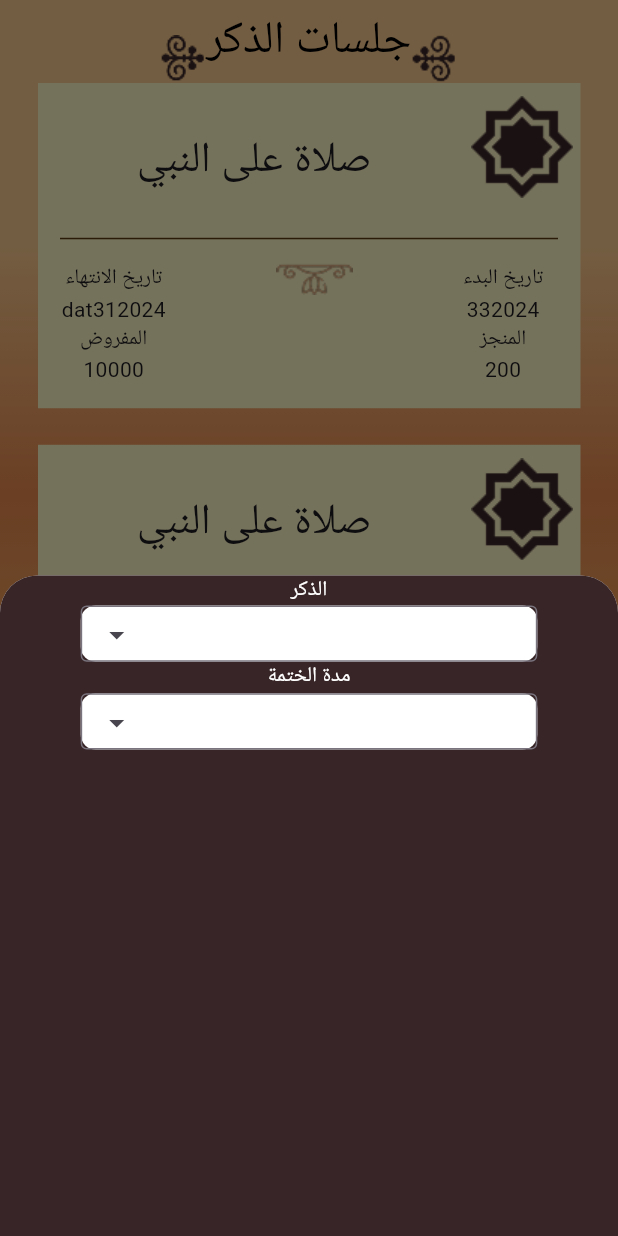
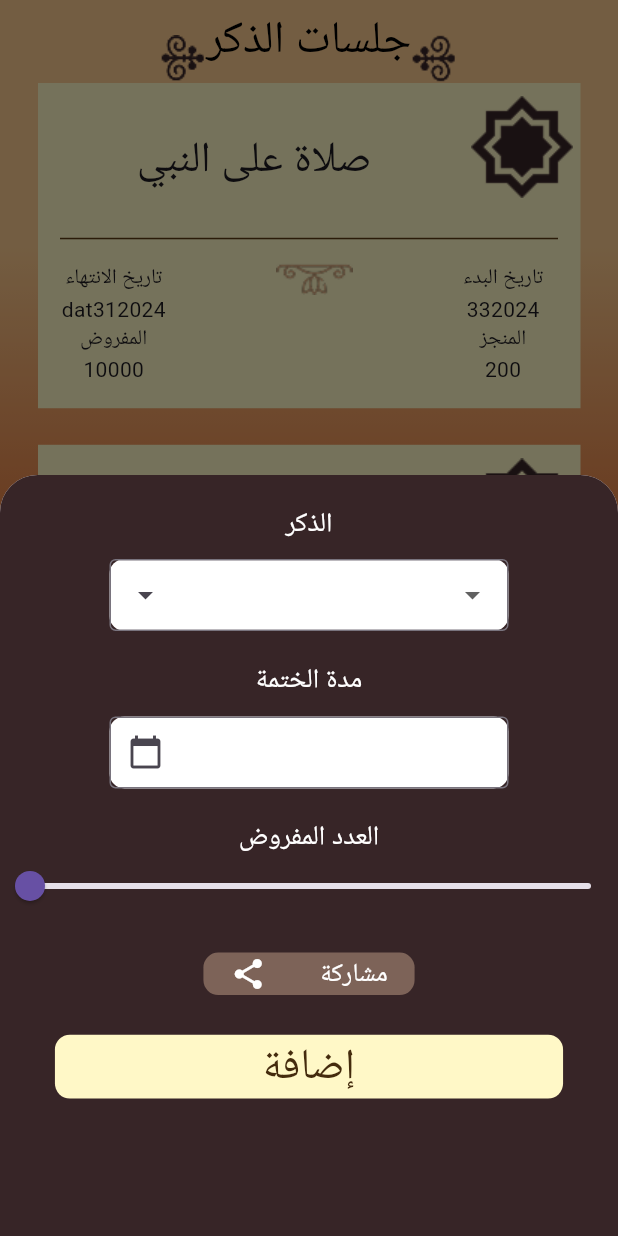
Before and after one commit to hibamhdsesan/serag_app, a Flutter app: the ThekrPAge screen opened directly, after a tap on the "add" icon, on a phone screen of 412 x 824 dp. Run offline on Flutter 3.47's test engine with Material 3 defaults, Android fonts, the phone set to English and light mode, and no system bars; our stand-ins replace device_preview, flutter_screenutil, syncfusion_flutter_datepicker.

Commit message:
added page

```diff
--- a/lib/main.dart
+++ b/lib/main.dart
@@ -1,6 +1,7 @@
 import 'package:device_preview/device_preview.dart';
 import 'package:flutter/material.dart';
 import 'package:flutter_screenutil/flutter_screenutil.dart';
+import 'package:serag_app/presentation/pages/added.dart';
 import 'package:serag_app/presentation/pages/home.dart';
 import 'package:serag_app/presentation/pages/splash.dart';
 import 'package:serag_app/presentation/pages/thekr.dart';
@@ -9,7 +10,7 @@ void main() {
   runApp
   (
     DevicePreview(
-      enabled:true,
+      enabled:false,
       builder: (context)=> const MyApp(),
     )
   );
@@ -30,7 +31,7 @@ class _MyAppState extends State<MyApp> {
       splitScreenMode: true,
       builder: (_, child) {
         return MaterialApp(
-          home: ThekrPAge(),
+          home: AddedPAge(),
         );
       },
     );
--- a/lib/presentation/pages/thekr.dart
+++ b/lib/presentation/pages/thekr.dart
@@ -3,6 +3,9 @@ import 'package:flutter/widgets.dart';
 import 'package:flutter_screenutil/flutter_screenutil.dart';
 import 'package:serag_app/core/constants/app_colors.dart';
 import 'package:serag_app/core/constants/app_texts.dart';
+import 'package:syncfusion_flutter_datepicker/datepicker.dart';
+import 'package:flutter/material.dart' show MaterialStateProperty;
+
 
 class ThekrPAge extends StatefulWidget {
   const ThekrPAge({super.key});
@@ -13,6 +16,29 @@ class ThekrPAge extends StatefulWidget {
 
 class _ThekrPAgeState extends State<ThekrPAge> {
   String selectedThekrValue = "";
+ DateTime? startDate;
+ DateTime? endDate;
+ double currentValue = 0;
+ final TextEditingController targetCountController = TextEditingController();
+
+
+   final TextEditingController thekrController = TextEditingController();
+  final TextEditingController dateRangeController = TextEditingController();
+
+  @override
+  void dispose() {
+    thekrController.dispose();
+    dateRangeController.dispose();
+    super.dispose();
+  }
+
+  @override
+void initState() {
+  super.initState();
+  targetCountController.text = currentValue.round().toString();
+}
+
+
   @override
   Widget build(BuildContext context) {
     return Scaffold(
@@ -152,78 +178,154 @@ class _ThekrPAgeState extends State<ThekrPAge> {
                     showModalBottomSheet(
   context: context,
   shape: RoundedRectangleBorder(
-                        borderRadius:
-                            BorderRadius.vertical(top: Radius.circular(25)),
+    borderRadius: BorderRadius.vertical(top: Radius.circular(25)),
   ),
   isScrollControlled: true,
   builder: (context) {
-                        return FractionallySizedBox(
+    double localCurrentValue = currentValue; // نسخة محلية
+
+    return StatefulBuilder(
+      builder: (BuildContext context, StateSetter setModalState) {
+        return Padding(
+          padding: EdgeInsets.only(
+            bottom: MediaQuery.of(context).viewInsets.bottom,
+          ),
           child: Container(
-                            height: 434.h,
-                             width: 365.w,
+            height: 500.h,
+            width: double.infinity,
             decoration: BoxDecoration(
               color: AppColors.primary,
               borderRadius: BorderRadius.only(
                 topLeft: Radius.circular(25),
-                                  topRight: Radius.circular(25)),
+                topRight: Radius.circular(25),
               ),
-
+            ),
             child: Column(
+              crossAxisAlignment: CrossAxisAlignment.center,
               mainAxisAlignment: MainAxisAlignment.start,
-                              crossAxisAlignment: CrossAxisAlignment.center,
               children: [
-                                Text("الذكر",style: TextStyle(color: Colors.white),),
+                SizedBox(height: 20),
+                Text("الذكر", style: TextStyle(color: Colors.white, fontSize: 18)),
+                SizedBox(height: 10),
                 Container(
-                                  width: 266.w,
-                                  height:37.h ,
+                  width: 266,
+                  height: 48,
                   decoration: BoxDecoration(
                     color: Colors.white,
-                                    borderRadius:BorderRadius.circular(10)
+                    borderRadius: BorderRadius.circular(10),
+                  ),
+                  child: DropdownButtonFormField<String>(
+                    value: selectedThekrValue.isEmpty ? null : selectedThekrValue,
+                    decoration: InputDecoration(
+                      border: OutlineInputBorder(),
+                      prefixIcon: Icon(Icons.arrow_drop_down),
+                      contentPadding: EdgeInsets.symmetric(horizontal: 12),
+                    ),
+                    items: AppTexts.theckeList.map((item) {
+                      return DropdownMenuItem<String>(
+                        value: item,
+                        child: Text(item, textAlign: TextAlign.right),
+                      );
+                    }).toList(),
+                    onChanged: (value) {
+                      setModalState(() {
+                        selectedThekrValue = value!;
+                        thekrController.text = value;
+                      });
+                    },
+                  ),
+                ),
+                SizedBox(height: 20),
+                Text("مدة الختمة", style: TextStyle(color: Colors.white, fontSize: 18)),
+                SizedBox(height: 10),
+                Container(
+                  width: 266,
+                  height: 48,
+                  decoration: BoxDecoration(
+                    color: Colors.white,
+                    borderRadius: BorderRadius.circular(10),
                   ),
                   child: TextField(
+                    controller: dateRangeController,
                     readOnly: true,
+                    textAlign: TextAlign.right,
                     decoration: InputDecoration(
                       border: OutlineInputBorder(),
-                                      prefixIcon: PopupMenuButton<String>(
-                                        icon: Icon(Icons.arrow_drop_down),
-                                        onSelected: (value){
-                                          setState(() {
-                                            selectedThekrValue=value;
+                      prefixIcon: InkWell(
+                        onTap: () async {
+                          final pickedRange = await showDateRangePicker(
+                            context: context,
+                            firstDate: DateTime(2023),
+                            lastDate: DateTime(2030),
+                          );
+                          if (pickedRange != null) {
+                            setModalState(() {
+                              startDate = pickedRange.start;
+                              endDate = pickedRange.end;
+                              dateRangeController.text =
+                                  '${startDate!.day}/${startDate!.month}/${startDate!.year} إلى ${endDate!.day}/${endDate!.month}/${endDate!.year}';
+                            });
+                          }
+                        },
+                        child: Icon(Icons.calendar_today),
+                      ),
+                    ),
+                  ),
+                ),
+                SizedBox(height: 20),
+                Text("العدد المفروض", style: TextStyle(color: Colors.white, fontSize: 18)),
+                SliderTheme(
+                  data: SliderTheme.of(context).copyWith(
+                    showValueIndicator: ShowValueIndicator.always,
+                    valueIndicatorShape: PaddleSliderValueIndicatorShape(),
+                    valueIndicatorTextStyle: TextStyle(
+                      color: Colors.white,
+                    ),
+                    thumbShape: RoundSliderThumbShape(enabledThumbRadius: 10),
+                    overlayShape: RoundSliderOverlayShape(overlayRadius: 18),
+                  ),
+                  child: Slider(
+                    value: localCurrentValue,
+                    min: 0,
+                    max: 100,
+                    divisions: 100,
+                    label: localCurrentValue.round().toString(),
+                    onChanged: (value) {
+                      setModalState(() {
+                        localCurrentValue = value;
+                        currentValue = value;
+                        targetCountController.text = value.round().toString();
                       });
                     },
-                                        itemBuilder: (context) => AppTexts.theckeList.map((item) => PopupMenuItem(value: item,child: Text(item),)).toList(),
-
-                                      )
-                                    ),
-                                    controller: TextEditingController(text:selectedThekrValue),
                   ),
                 ),
+                SizedBox(height: 26.h,),
 
-                                Text("مدة الختمة",style: TextStyle(color: Colors.white),),
                  Container(
-                                  width: 266.w,
-                                  height:37.h ,
+                  width: 123.w,
+                  height: 28.h,
                   decoration: BoxDecoration(
-                                    color: Colors.white,
-                                    borderRadius:BorderRadius.circular(10)
+                    borderRadius: BorderRadius.circular(10),
+                    color: Color(0xff7D6358),
                   ),
-                                  child: TextField(
-                                    readOnly: true,
-                                    decoration: InputDecoration(
-                                      border: OutlineInputBorder(),
-                                      prefixIcon: PopupMenuButton<String>(
-                                        icon: Icon(Icons.arrow_drop_down),
-                                        onSelected: (value){
-                                          setState(() {
-                                            selectedThekrValue=value;
-                                          });
-                                        },
-                                        itemBuilder: (context) => AppTexts.theckeList.map((item) => PopupMenuItem(value: item,child: Text(item),)).toList(),
+                  child: Row(
+                  mainAxisAlignment: MainAxisAlignment.spaceAround,
+                    children: [
+                      Icon(Icons.share,color: Colors.white,),
+                      Text("مشاركة",style: TextStyle(color: Colors.white,fontSize: 15.sp),),
+                    ],
+                  ),
+                ),
+                SizedBox(height: 26.h,),
 
-                                      )
+                Container(
+                  width: 296.w,
+                  height: 42.h,
+                  decoration: BoxDecoration(
+                    borderRadius: BorderRadius.circular(10),
+                    color: AppColors.box,
                   ),
-                                    controller: TextEditingController(text:selectedThekrValue),
-                                  ),
+                  child: Center(child: Text("إضافة",style: TextStyle(color: AppColors.textButton,fontSize: 25.sp),),),
                 ),
               ],
             ),
@@ -231,6 +333,9 @@ class _ThekrPAgeState extends State<ThekrPAge> {
         );
       },
     );
+  },
+);
+
                   },
                   icon: Icon(
                     Icons.add,
--- a/pubspec.yaml
+++ b/pubspec.yaml
@@ -37,6 +37,7 @@ dependencies:
   cupertino_icons: ^1.0.6
   flutter_screenutil: ^5.9.3
   device_preview: ^1.1.0
+  syncfusion_flutter_datepicker: ^23.1.44
 
 dev_dependencies:
   flutter_test:
```
Also changed, not shown: lib/presentation/pages/added.dart (added, +178 -0 lines), pubspec.lock. Lines whose indentation alone changed are shown as unchanged.
